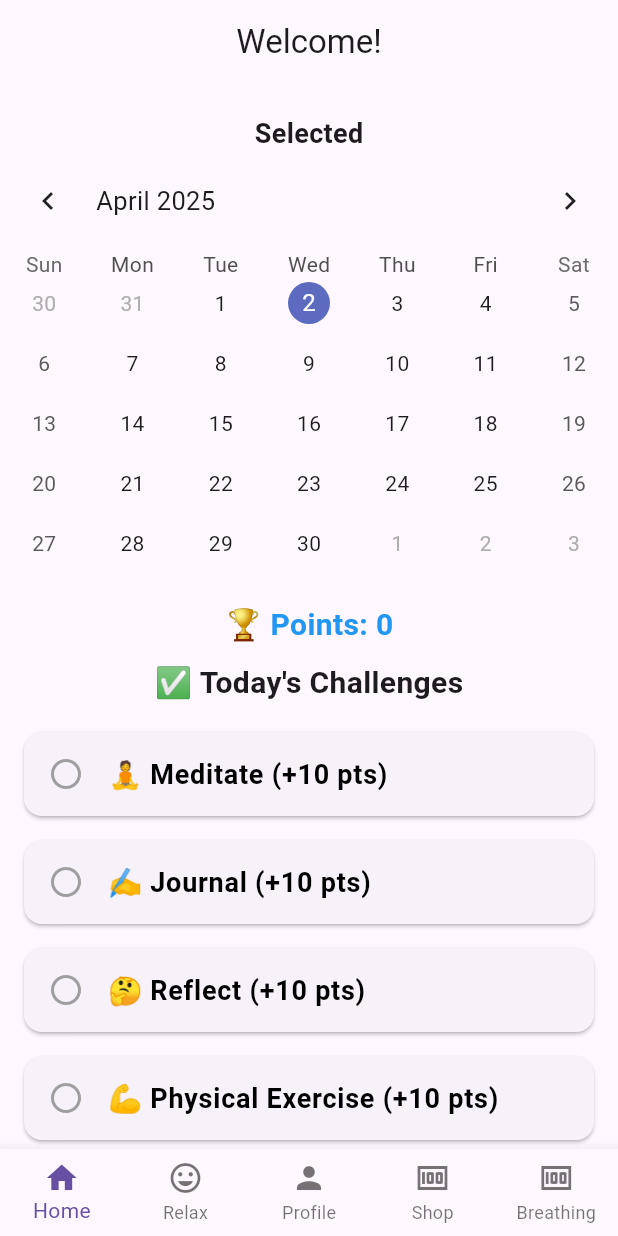
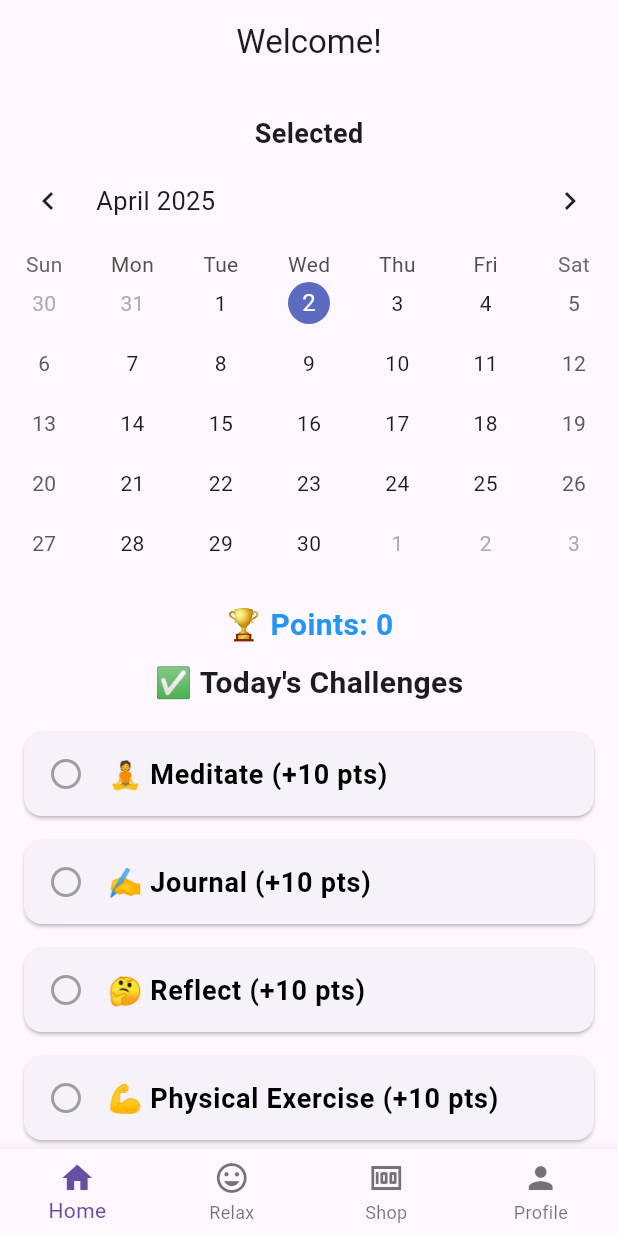
Before and after one commit to CSC-3380-Spring-2025/Team-15, a Flutter app: the MainScreen screen opened directly, on a phone screen of 412 x 824 dp. Run offline on Flutter 3.47's test engine with Material 3 defaults, Android fonts, the phone set to English and light mode, and no system bars; drawn by our look-alikes of table_calendar; our stand-ins replace audioplayers, firebase_auth, firebase_core; accounts and stored records are empty.

Commit message:
delete unnecessary tabs
delete unnecessary tabs

```diff
--- a/fortis/lib/main.dart
+++ b/fortis/lib/main.dart
@@ -8,7 +8,6 @@ import 'pages/profile.dart';
 import 'pages/relax.dart';
 import 'pages/shop.dart';
 import 'pages/user_login.dart';
-import 'pages/pop_up_pages/breathing_exercise_page.dart';
 
 void main() async {
   WidgetsFlutterBinding.ensureInitialized();
@@ -40,9 +39,8 @@ class _MainScreenState extends State<MainScreen> {
   final List<Widget> _pages = [
     const HomePage(),
     const RelaxPage(),
+    const ShopPage(),
     const ProfilePage(),
-    const ShopPage(),
-    const BreathingExercisePage(),
   ];
 
   @override
@@ -60,9 +58,8 @@ class _MainScreenState extends State<MainScreen> {
         items: const [
           BottomNavigationBarItem(icon: Icon(Icons.home), label: 'Home'),
           BottomNavigationBarItem(icon: Icon(Icons.tag_faces), label: 'Relax'),
+          BottomNavigationBarItem(icon: Icon(Icons.money), label: 'Shop'),
           BottomNavigationBarItem(icon: Icon(Icons.person), label: 'Profile'),
-          BottomNavigationBarItem(icon: Icon(Icons.money), label: 'Shop'),
-          BottomNavigationBarItem(icon: Icon(Icons.money), label: 'Breathing'),
         ],
       ),
     );
```
Also changed, not shown: fortis/lib/pages/relax.dart (+8 -1 lines).
